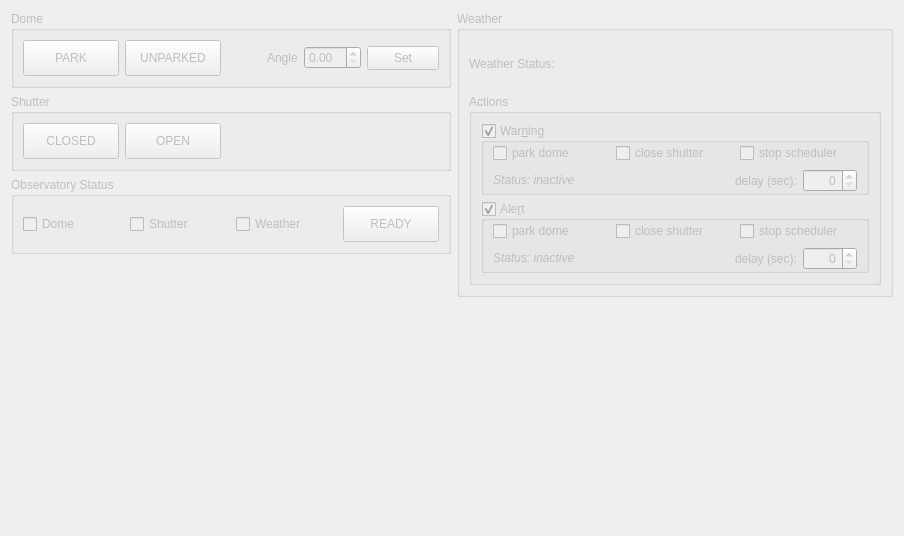
Before: the Qt Designer form kstars/ekos/observatory/observatory.ui in KDE/kstars, drawn with Qt 5.
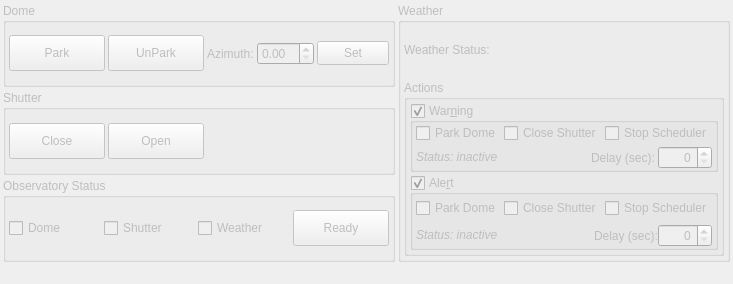
After: the same form once the commit is applied.

Diff of the .ui file:
```diff
--- a/kstars/ekos/observatory/observatory.ui
+++ b/kstars/ekos/observatory/observatory.ui
@@ -6,8 +6,8 @@
    <rect>
     <x>0</x>
     <y>0</y>
-    <width>904</width>
-    <height>536</height>
+    <width>730</width>
+    <height>284</height>
    </rect>
   </property>
   <property name="windowTitle">
@@ -16,124 +16,33 @@
   <property name="toolTip">
    <string>Status of the Observatory</string>
   </property>
-  <layout class="QGridLayout" name="gridLayout_2">
-   <item row="2" column="0">
-    <widget class="QGroupBox" name="statusDefinitionBox">
-     <property name="enabled">
-      <bool>false</bool>
-     </property>
-     <property name="title">
-      <string>Observatory Status</string>
-     </property>
-     <layout class="QGridLayout" name="gridLayout">
-      <property name="horizontalSpacing">
-       <number>6</number>
-      </property>
-      <item row="0" column="1">
-       <widget class="QCheckBox" name="useShutterCB">
-        <property name="toolTip">
-         <string>&lt;html&gt;&lt;head/&gt;&lt;body&gt;&lt;p&gt;If selected, the shutter needs to be open for the observatory status being &amp;quot;READY&amp;quot;.&lt;/p&gt;&lt;/body&gt;&lt;/html&gt;</string>
-        </property>
-        <property name="text">
-         <string>Shutter</string>
-        </property>
-       </widget>
-      </item>
-      <item row="0" column="2">
-       <widget class="QCheckBox" name="useWeatherCB">
-        <property name="toolTip">
-         <string>&lt;html&gt;&lt;head/&gt;&lt;body&gt;&lt;p&gt;If selected, the weather needs to be OK for the observatory status being &amp;quot;READY&amp;quot;.&lt;/p&gt;&lt;/body&gt;&lt;/html&gt;</string>
-        </property>
-        <property name="text">
-         <string>Weather</string>
-        </property>
-       </widget>
-      </item>
-      <item row="0" column="0">
-       <widget class="QCheckBox" name="useDomeCB">
-        <property name="toolTip">
-         <string>&lt;html&gt;&lt;head/&gt;&lt;body&gt;&lt;p&gt;If selected, the dome needs to be unparked for the observatory status being &amp;quot;READY&amp;quot;.&lt;/p&gt;&lt;/body&gt;&lt;/html&gt;</string>
-        </property>
-        <property name="text">
-         <string>Dome</string>
-        </property>
-       </widget>
-      </item>
-      <item row="0" column="3">
-       <widget class="QPushButton" name="statusReadyButton">
-        <property name="enabled">
-         <bool>false</bool>
-        </property>
-        <property name="minimumSize">
-         <size>
-          <width>96</width>
-          <height>36</height>
-         </size>
-        </property>
-        <property name="maximumSize">
-         <size>
-          <width>72</width>
-          <height>36</height>
-         </size>
-        </property>
-        <property name="toolTip">
-         <string>&lt;html&gt;&lt;head/&gt;&lt;body&gt;&lt;p&gt;Close the shutter of the dome. For advanced control of the dome please use the INDI tab.&lt;/p&gt;&lt;/body&gt;&lt;/html&gt;</string>
-        </property>
-        <property name="styleSheet">
-         <string notr="true">QPushButton:checked
-{
-background-color: maroon;
-border: 1px outset;
-font-weight:bold;
-}</string>
-        </property>
-        <property name="text">
-         <string>READY</string>
-        </property>
-        <property name="iconSize">
-         <size>
-          <width>32</width>
-          <height>16</height>
-         </size>
-        </property>
-        <property name="checkable">
-         <bool>true</bool>
-        </property>
-        <property name="flat">
-         <bool>false</bool>
-        </property>
-       </widget>
-      </item>
-     </layout>
-    </widget>
-   </item>
-   <item row="6" column="1">
-    <spacer name="horizontalSpacer_2">
-     <property name="orientation">
-      <enum>Qt::Horizontal</enum>
-     </property>
-     <property name="sizeHint" stdset="0">
-      <size>
-       <width>40</width>
-       <height>20</height>
-      </size>
-     </property>
-    </spacer>
-   </item>
-   <item row="6" column="0">
-    <spacer name="horizontalSpacer">
-     <property name="orientation">
-      <enum>Qt::Horizontal</enum>
-     </property>
-     <property name="sizeHint" stdset="0">
-      <size>
-       <width>40</width>
-       <height>20</height>
-      </size>
-     </property>
-    </spacer>
-   </item>
-   <item row="0" column="0" alignment="Qt::AlignTop">
+  <layout class="QVBoxLayout" name="verticalLayout_2">
+   <property name="spacing">
+    <number>3</number>
+   </property>
+   <property name="leftMargin">
+    <number>3</number>
+   </property>
+   <property name="topMargin">
+    <number>3</number>
+   </property>
+   <property name="rightMargin">
+    <number>3</number>
+   </property>
+   <property name="bottomMargin">
+    <number>3</number>
+   </property>
+   <item>
+    <layout class="QHBoxLayout" name="horizontalLayout_6">
+     <property name="spacing">
+      <number>3</number>
+     </property>
+     <item>
+      <layout class="QVBoxLayout" name="leftLayout">
+       <property name="spacing">
+        <number>3</number>
+       </property>
+       <item>
     <widget class="QGroupBox" name="domeBox">
      <property name="enabled">
       <bool>false</bool>
@@ -141,8 +50,23 @@
      <property name="title">
       <string>Dome</string>
      </property>
-     <layout class="QGridLayout" name="gridLayout_3">
-      <item row="0" column="0">
+         <layout class="QHBoxLayout" name="horizontalLayout_3">
+          <property name="spacing">
+           <number>3</number>
+          </property>
+          <property name="leftMargin">
+           <number>3</number>
+          </property>
+          <property name="topMargin">
+           <number>3</number>
+          </property>
+          <property name="rightMargin">
+           <number>3</number>
+          </property>
+          <property name="bottomMargin">
+           <number>3</number>
+          </property>
+          <item>
        <widget class="QPushButton" name="domePark">
         <property name="enabled">
          <bool>false</bool>
@@ -171,7 +95,7 @@
 }</string>
         </property>
         <property name="text">
-         <string>PARK</string>
+             <string>Park</string>
         </property>
         <property name="iconSize">
          <size>
@@ -184,7 +108,7 @@
         </property>
        </widget>
       </item>
-      <item row="0" column="1">
+          <item>
        <widget class="QPushButton" name="domeUnpark">
         <property name="enabled">
          <bool>false</bool>
@@ -213,7 +137,7 @@
 }</string>
         </property>
         <property name="text">
-         <string>UNPARKED</string>
+             <string>UnPark</string>
         </property>
         <property name="checkable">
          <bool>true</bool>
@@ -223,7 +147,20 @@
         </property>
        </widget>
       </item>
-      <item row="0" column="3">
+          <item>
+           <spacer name="horizontalSpacer_5">
+            <property name="orientation">
+             <enum>Qt::Horizontal</enum>
+            </property>
+            <property name="sizeHint" stdset="0">
+             <size>
+              <width>40</width>
+              <height>20</height>
+             </size>
+            </property>
+           </spacer>
+          </item>
+          <item>
        <layout class="QHBoxLayout" name="domeAngleBox">
         <item alignment="Qt::AlignRight">
          <widget class="QLabel" name="angleLabel">
@@ -231,7 +168,7 @@
            <bool>false</bool>
           </property>
           <property name="text">
-           <string>Angle</string>
+               <string>Azimuth:</string>
           </property>
          </widget>
         </item>
@@ -266,8 +203,116 @@
         </item>
        </layout>
       </item>
-      <item row="0" column="2">
-       <spacer name="horizontalSpacer_5">
+         </layout>
+        </widget>
+       </item>
+       <item>
+        <widget class="QGroupBox" name="shutterBox">
+         <property name="enabled">
+          <bool>false</bool>
+         </property>
+         <property name="title">
+          <string>Shutter</string>
+         </property>
+         <layout class="QHBoxLayout" name="horizontalLayout_4">
+          <property name="spacing">
+           <number>3</number>
+          </property>
+          <property name="leftMargin">
+           <number>3</number>
+          </property>
+          <property name="topMargin">
+           <number>3</number>
+          </property>
+          <property name="rightMargin">
+           <number>3</number>
+          </property>
+          <property name="bottomMargin">
+           <number>3</number>
+          </property>
+          <item>
+           <widget class="QPushButton" name="shutterClosed">
+            <property name="enabled">
+             <bool>false</bool>
+            </property>
+            <property name="minimumSize">
+             <size>
+              <width>96</width>
+              <height>36</height>
+             </size>
+            </property>
+            <property name="maximumSize">
+             <size>
+              <width>72</width>
+              <height>36</height>
+             </size>
+            </property>
+            <property name="toolTip">
+             <string>&lt;html&gt;&lt;head/&gt;&lt;body&gt;&lt;p&gt;Close the shutter of the dome. For advanced control of the dome please use the INDI tab.&lt;/p&gt;&lt;/body&gt;&lt;/html&gt;</string>
+            </property>
+            <property name="styleSheet">
+             <string notr="true">QPushButton:checked
+{
+background-color: maroon;
+border: 1px outset;
+font-weight:bold;
+}</string>
+            </property>
+            <property name="text">
+             <string>Close</string>
+            </property>
+            <property name="iconSize">
+             <size>
+              <width>32</width>
+              <height>16</height>
+             </size>
+            </property>
+            <property name="checkable">
+             <bool>true</bool>
+            </property>
+           </widget>
+          </item>
+          <item>
+           <widget class="QPushButton" name="shutterOpen">
+            <property name="enabled">
+             <bool>false</bool>
+            </property>
+            <property name="minimumSize">
+             <size>
+              <width>96</width>
+              <height>36</height>
+             </size>
+            </property>
+            <property name="maximumSize">
+             <size>
+              <width>72</width>
+              <height>36</height>
+             </size>
+            </property>
+            <property name="toolTip">
+             <string>&lt;html&gt;&lt;head/&gt;&lt;body&gt;&lt;p&gt;Open the shutter of the dome. For advanced control of the dome please use the INDI tab.&lt;/p&gt;&lt;/body&gt;&lt;/html&gt;</string>
+            </property>
+            <property name="styleSheet">
+             <string notr="true">QPushButton:checked
+{
+background-color: maroon;
+border: 1px outset;
+font-weight:bold;
+}</string>
+            </property>
+            <property name="text">
+             <string>Open</string>
+            </property>
+            <property name="checkable">
+             <bool>true</bool>
+            </property>
+            <property name="checked">
+             <bool>false</bool>
+            </property>
+           </widget>
+          </item>
+          <item>
+           <spacer name="horizontalSpacer_4">
         <property name="orientation">
          <enum>Qt::Horizontal</enum>
         </property>
@@ -282,7 +327,111 @@
      </layout>
     </widget>
    </item>
-   <item row="0" column="1" rowspan="5" alignment="Qt::AlignTop">
+       <item>
+        <widget class="QGroupBox" name="statusDefinitionBox">
+         <property name="enabled">
+          <bool>false</bool>
+         </property>
+         <property name="title">
+          <string>Observatory Status</string>
+         </property>
+         <layout class="QHBoxLayout" name="horizontalLayout_5">
+          <property name="spacing">
+           <number>3</number>
+          </property>
+          <property name="leftMargin">
+           <number>3</number>
+          </property>
+          <property name="topMargin">
+           <number>3</number>
+          </property>
+          <property name="rightMargin">
+           <number>3</number>
+          </property>
+          <property name="bottomMargin">
+           <number>3</number>
+          </property>
+          <item>
+           <widget class="QCheckBox" name="useDomeCB">
+            <property name="toolTip">
+             <string>&lt;html&gt;&lt;head/&gt;&lt;body&gt;&lt;p&gt;If selected, the dome needs to be unparked for the observatory status being &amp;quot;READY&amp;quot;.&lt;/p&gt;&lt;/body&gt;&lt;/html&gt;</string>
+            </property>
+            <property name="text">
+             <string>Dome</string>
+            </property>
+           </widget>
+          </item>
+          <item>
+           <widget class="QCheckBox" name="useShutterCB">
+            <property name="toolTip">
+             <string>&lt;html&gt;&lt;head/&gt;&lt;body&gt;&lt;p&gt;If selected, the shutter needs to be open for the observatory status being &amp;quot;READY&amp;quot;.&lt;/p&gt;&lt;/body&gt;&lt;/html&gt;</string>
+            </property>
+            <property name="text">
+             <string>Shutter</string>
+            </property>
+           </widget>
+          </item>
+          <item>
+           <widget class="QCheckBox" name="useWeatherCB">
+            <property name="toolTip">
+             <string>&lt;html&gt;&lt;head/&gt;&lt;body&gt;&lt;p&gt;If selected, the weather needs to be OK for the observatory status being &amp;quot;READY&amp;quot;.&lt;/p&gt;&lt;/body&gt;&lt;/html&gt;</string>
+            </property>
+            <property name="text">
+             <string>Weather</string>
+            </property>
+           </widget>
+          </item>
+          <item>
+           <widget class="QPushButton" name="statusReadyButton">
+            <property name="enabled">
+             <bool>false</bool>
+            </property>
+            <property name="minimumSize">
+             <size>
+              <width>96</width>
+              <height>36</height>
+             </size>
+            </property>
+            <property name="maximumSize">
+             <size>
+              <width>72</width>
+              <height>36</height>
+             </size>
+            </property>
+            <property name="toolTip">
+             <string>&lt;html&gt;&lt;head/&gt;&lt;body&gt;&lt;p&gt;Close the shutter of the dome. For advanced control of the dome please use the INDI tab.&lt;/p&gt;&lt;/body&gt;&lt;/html&gt;</string>
+            </property>
+            <property name="styleSheet">
+             <string notr="true">QPushButton:checked
+{
+background-color: maroon;
+border: 1px outset;
+font-weight:bold;
+}</string>
+            </property>
+            <property name="text">
+             <string>Ready</string>
+            </property>
+            <property name="iconSize">
+             <size>
+              <width>32</width>
+              <height>16</height>
+             </size>
+            </property>
+            <property name="checkable">
+             <bool>true</bool>
+            </property>
+            <property name="flat">
+             <bool>false</bool>
+            </property>
+           </widget>
+          </item>
+         </layout>
+        </widget>
+       </item>
+      </layout>
+     </item>
+     <item>
     <widget class="QGroupBox" name="weatherBox">
      <property name="enabled">
       <bool>false</bool>
@@ -291,6 +440,21 @@
       <string>Weather</string>
      </property>
      <layout class="QGridLayout" name="gridLayout_5">
+        <property name="leftMargin">
+         <number>3</number>
+        </property>
+        <property name="topMargin">
+         <number>3</number>
+        </property>
+        <property name="rightMargin">
+         <number>3</number>
+        </property>
+        <property name="bottomMargin">
+         <number>3</number>
+        </property>
+        <property name="horizontalSpacing">
+         <number>3</number>
+        </property>
       <item row="0" column="2">
        <spacer name="horizontalSpacer_3">
         <property name="orientation">
@@ -351,6 +515,21 @@
          <string>Actions</string>
         </property>
         <layout class="QVBoxLayout" name="verticalLayout">
+           <property name="spacing">
+            <number>3</number>
+           </property>
+           <property name="leftMargin">
+            <number>3</number>
+           </property>
+           <property name="topMargin">
+            <number>3</number>
+           </property>
+           <property name="rightMargin">
+            <number>3</number>
+           </property>
+           <property name="bottomMargin">
+            <number>3</number>
+           </property>
          <item alignment="Qt::AlignTop">
           <widget class="QGroupBox" name="weatherWarningBox">
            <property name="title">
@@ -360,30 +539,39 @@
             <bool>true</bool>
            </property>
            <layout class="QGridLayout" name="gridLayout_6">
+              <property name="leftMargin">
+               <number>3</number>
+              </property>
             <property name="topMargin">
              <number>0</number>
             </property>
+              <property name="rightMargin">
+               <number>3</number>
+              </property>
             <property name="bottomMargin">
              <number>0</number>
             </property>
+              <property name="spacing">
+               <number>3</number>
+              </property>
             <item row="0" column="0">
              <widget class="QCheckBox" name="weatherWarningDomeCB">
               <property name="text">
-               <string>park dome</string>
+                 <string>Park Dome</string>
               </property>
              </widget>
             </item>
             <item row="0" column="1">
              <widget class="QCheckBox" name="weatherWarningShutterCB">
               <property name="text">
-               <string>close shutter</string>
+                 <string>Close Shutter</string>
               </property>
              </widget>
             </item>
             <item row="0" column="2">
              <widget class="QCheckBox" name="weatherWarningSchedulerCB">
               <property name="text">
-               <string>stop scheduler</string>
+                 <string>Stop Scheduler</string>
               </property>
              </widget>
             </item>
@@ -415,7 +603,7 @@
               <item>
                <widget class="QLabel" name="weatherWarningDelayLabel">
                 <property name="text">
-                 <string>delay (sec):</string>
+                   <string>Delay (sec):</string>
                 </property>
                </widget>
               </item>
@@ -443,30 +631,39 @@
             <bool>true</bool>
            </property>
            <layout class="QGridLayout" name="gridLayout_7">
+              <property name="leftMargin">
+               <number>3</number>
+              </property>
             <property name="topMargin">
-             <number>0</number>
+               <number>3</number>
+              </property>
+              <property name="rightMargin">
+               <number>3</number>
             </property>
             <property name="bottomMargin">
              <number>0</number>
             </property>
+              <property name="horizontalSpacing">
+               <number>3</number>
+              </property>
             <item row="0" column="1">
              <widget class="QCheckBox" name="weatherAlertShutterCB">
               <property name="text">
-               <string>close shutter</string>
+                 <string>Close Shutter</string>
               </property>
              </widget>
             </item>
             <item row="0" column="0">
              <widget class="QCheckBox" name="weatherAlertDomeCB">
               <property name="text">
-               <string>park dome</string>
+                 <string>Park Dome</string>
               </property>
              </widget>
             </item>
             <item row="0" column="2">
              <widget class="QCheckBox" name="weatherAlertSchedulerCB">
               <property name="text">
-               <string>stop scheduler</string>
+                 <string>Stop Scheduler</string>
               </property>
              </widget>
             </item>
@@ -498,7 +695,7 @@
               <item>
                <widget class="QLabel" name="weatherAlertDelayLabel">
                 <property name="text">
-                 <string>delay (sec):</string>
+                   <string>Delay (sec):</string>
                 </property>
                </widget>
               </item>
@@ -523,113 +720,9 @@
      </layout>
     </widget>
    </item>
-   <item row="1" column="0">
-    <widget class="QGroupBox" name="shutterBox">
-     <property name="enabled">
-      <bool>false</bool>
-     </property>
-     <property name="title">
-      <string>Shutter</string>
-     </property>
-     <layout class="QGridLayout" name="gridLayout_4">
-      <item row="0" column="0">
-       <widget class="QPushButton" name="shutterClosed">
-        <property name="enabled">
-         <bool>false</bool>
-        </property>
-        <property name="minimumSize">
-         <size>
-          <width>96</width>
-          <height>36</height>
-         </size>
-        </property>
-        <property name="maximumSize">
-         <size>
-          <width>72</width>
-          <height>36</height>
-         </size>
-        </property>
-        <property name="toolTip">
-         <string>&lt;html&gt;&lt;head/&gt;&lt;body&gt;&lt;p&gt;Close the shutter of the dome. For advanced control of the dome please use the INDI tab.&lt;/p&gt;&lt;/body&gt;&lt;/html&gt;</string>
-        </property>
-        <property name="styleSheet">
-         <string notr="true">QPushButton:checked
-{
-background-color: maroon;
-border: 1px outset;
-font-weight:bold;
-}</string>
-        </property>
-        <property name="text">
-         <string>CLOSED</string>
-        </property>
-        <property name="iconSize">
-         <size>
-          <width>32</width>
-          <height>16</height>
-         </size>
-        </property>
-        <property name="checkable">
-         <bool>true</bool>
-        </property>
-       </widget>
-      </item>
-      <item row="0" column="1">
-       <widget class="QPushButton" name="shutterOpen">
-        <property name="enabled">
-         <bool>false</bool>
-        </property>
-        <property name="minimumSize">
-         <size>
-          <width>96</width>
-          <height>36</height>
-         </size>
-        </property>
-        <property name="maximumSize">
-         <size>
-          <width>72</width>
-          <height>36</height>
-         </size>
-        </property>
-        <property name="toolTip">
-         <string>&lt;html&gt;&lt;head/&gt;&lt;body&gt;&lt;p&gt;Open the shutter of the dome. For advanced control of the dome please use the INDI tab.&lt;/p&gt;&lt;/body&gt;&lt;/html&gt;</string>
-        </property>
-        <property name="styleSheet">
-         <string notr="true">QPushButton:checked
-{
-background-color: maroon;
-border: 1px outset;
-font-weight:bold;
-}</string>
-        </property>
-        <property name="text">
-         <string>OPEN</string>
-        </property>
-        <property name="checkable">
-         <bool>true</bool>
-        </property>
-        <property name="checked">
-         <bool>false</bool>
-        </property>
-       </widget>
-      </item>
-      <item row="0" column="2">
-       <spacer name="horizontalSpacer_4">
-        <property name="orientation">
-         <enum>Qt::Horizontal</enum>
-        </property>
-        <property name="sizeHint" stdset="0">
-         <size>
-          <width>40</width>
-          <height>20</height>
-         </size>
-        </property>
-       </spacer>
-      </item>
-     </layout>
-    </widget>
+    </layout>
    </item>
-   <item row="3" column="0">
+   <item>
     <spacer name="verticalSpacer">
      <property name="orientation">
       <enum>Qt::Vertical</enum>
@@ -637,7 +730,7 @@
      <property name="sizeHint" stdset="0">
       <size>
        <width>20</width>
-       <height>40</height>
+       <height>3</height>
       </size>
      </property>
     </spacer>
```
Lines whose indentation alone changed are shown as unchanged.
